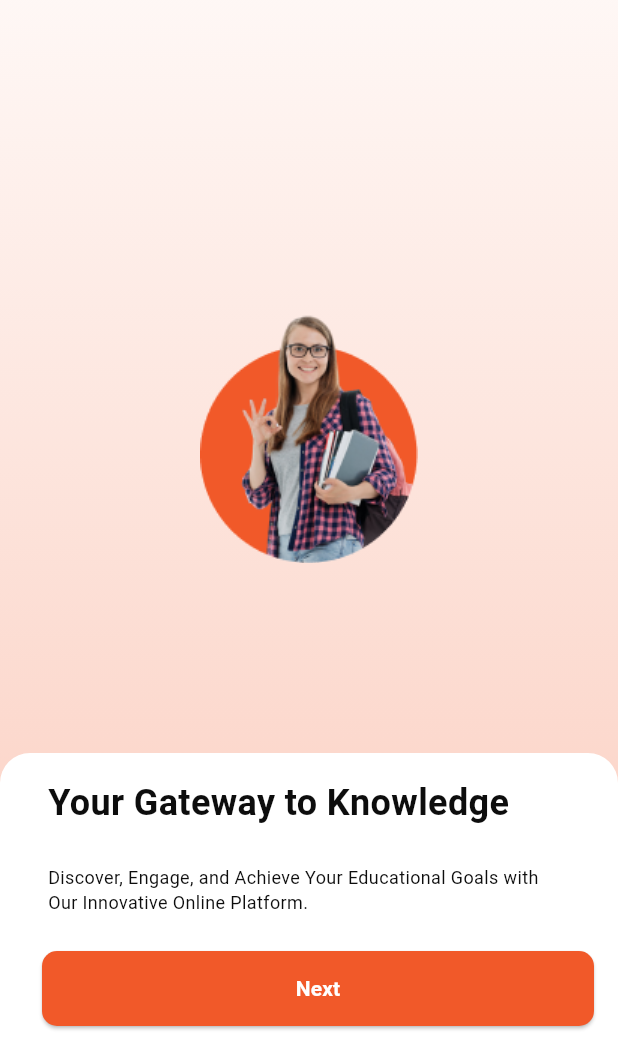
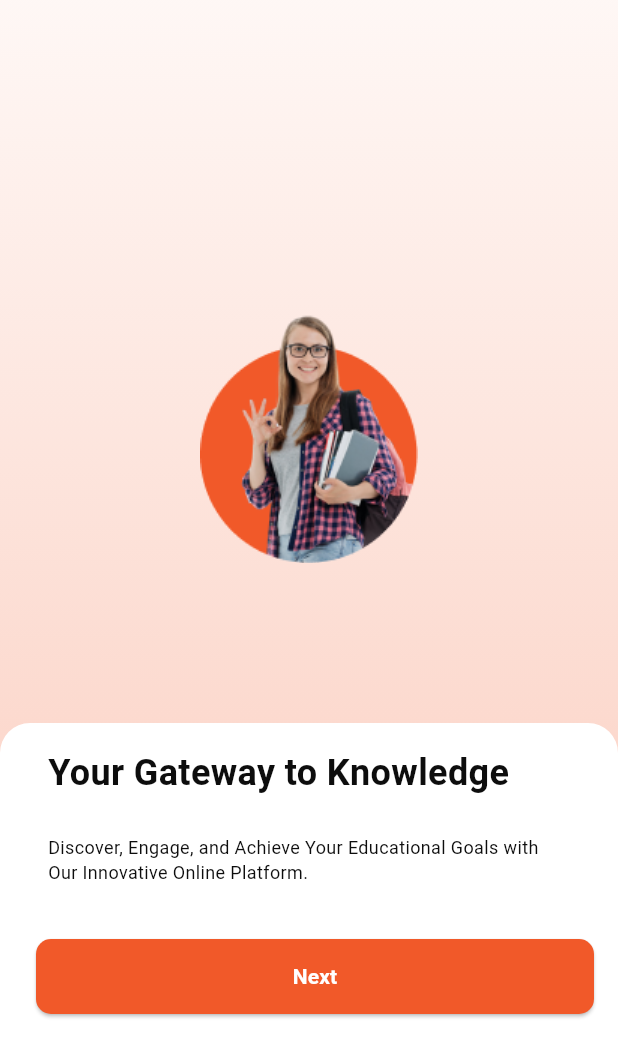
Before and after one commit to Superdityaa/lms-apps, a Flutter app: the BoardingThirdScreen screen opened directly, on a phone screen of 412 x 824 dp, the part 183-1236 px from its top. Run offline on Flutter 3.47's test engine with Material 3 defaults, Android fonts, the phone set to English and light mode, and no system bars; our stand-ins replace flutter_svg, google_fonts; Roboto replaces fonts that are missing (Oxygen).

Commit message:
style: adjust padding for component bottomsheet

```diff
--- a/ostudy/lib/presentation/core/components/bottomsheet_onboarding.dart
+++ b/ostudy/lib/presentation/core/components/bottomsheet_onboarding.dart
@@ -26,7 +26,7 @@ class BottomSheetOnBoarding extends StatelessWidget {
         ),
       ),
       padding: const EdgeInsets.all(16),
-      height: 200,
+      height: 220,
       child: Column(
         crossAxisAlignment: CrossAxisAlignment.start,
         children: [
@@ -47,9 +47,9 @@ class BottomSheetOnBoarding extends StatelessWidget {
             padding: const EdgeInsets.symmetric(horizontal: 16),
             child: Text(subHeaderText, style: ParagraphBody.smallRegular),
           ),
-          const SizedBox(height: 24),
+          const SizedBox(height: 36),
           Padding(
-            padding: const EdgeInsets.only(left: 12),
+            padding: const EdgeInsets.only(left: 8),
             child: MainButton(
               text: "Next",
               width: 400,
```
